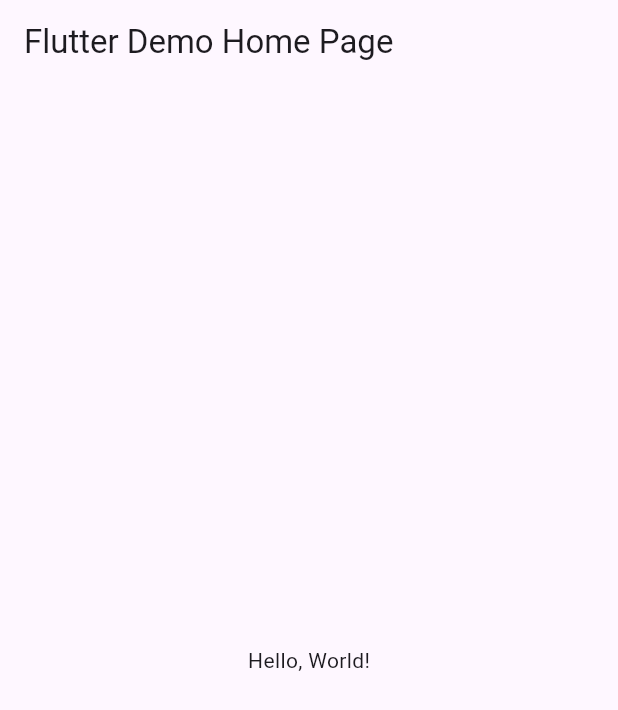
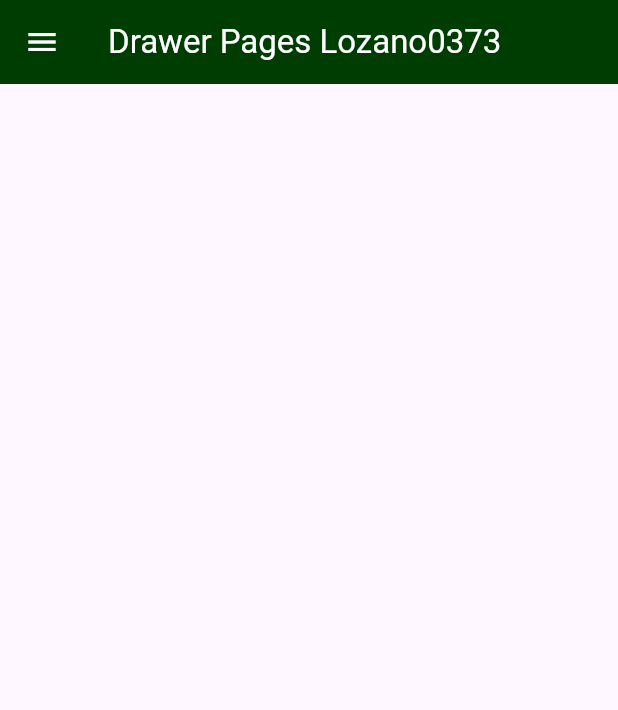
Before and after one commit to DylanLozanoAvelar/U2-A10-Formularios, a Flutter app: the screen it shows after launch, on a phone screen of 412 x 824 dp. Shown: the top 710 px of the screen. Run offline on Flutter 3.47's test engine with Material 3 defaults, Android fonts, the phone set to English and light mode, and no system bars.

```diff
--- a/lib/main.dart
+++ b/lib/main.dart
@@ -1,43 +1,151 @@
 import 'package:flutter/material.dart';
 
-void main() => runApp(MyApp());
+import 'pantalla5.dart';
+import 'pantalla4.dart';
+import 'pantalla3.dart';
+import 'pantalla2.dart';
+import 'pantalla1.dart';
+import 'my_drawer_header.dart';
+
+void main() {
+  runApp(MyApp());
+}
 
 class MyApp extends StatelessWidget {
-  const MyApp({super.key});
-  // This widget is the root of your application.
+  const MyApp({Key? key}) : super(key: key);
   @override
   Widget build(BuildContext context) {
     return MaterialApp(
-      // Application name
-      title: 'Flutter Hello World',
-      // Application theme data, you can set the colors for the application as
-      // you want
-      theme: ThemeData(
-        // useMaterial3: false,
-        primarySwatch: Colors.blue,
-      ),
-      // A widget which will be started on application startup
-      home: MyHomePage(title: 'Flutter Demo Home Page'),
+      debugShowCheckedModeBanner: false,
+      home: HomePage(),
     );
   }
 }
+//s9s9s9s  rrrrrrr
 
-class MyHomePage extends StatelessWidget {
-  final String title;
-  const MyHomePage({super.key, required this.title});
+class HomePage extends StatefulWidget {
+  const HomePage({Key? key}) : super(key: key);
+  @override
+  _HomePageState createState() => _HomePageState();
+}
+
+class _HomePageState extends State<HomePage> {
+  var currentPage = DrawerSections.dashboard;
 
   @override
   Widget build(BuildContext context) {
+    var container;
+    if (currentPage == DrawerSections.dashboard) {
+      container = Pantalla1();
+    } else if (currentPage == DrawerSections.contacts) {
+      container = Pantalla2();
+    } else if (currentPage == DrawerSections.events) {
+      container = Pantalla3();
+    } else if (currentPage == DrawerSections.notes) {
+      container = Pantalla4();
+    } else if (currentPage == DrawerSections.settings) {
+      container = Pantalla5();
+    }
     return Scaffold(
       appBar: AppBar(
-        // The title text which will be shown on the action bar
-        title: Text(title),
+        backgroundColor: Color(0xff003d02),
+        title: Text("Drawer Pages Lozano0373",
+            style: TextStyle(color: Colors.white)),
+        iconTheme: IconThemeData(color: Color(0xffffffff)),
       ),
-      body: Center(
-        child: Text(
-          'Hello, World!',
+      body: container,
+      drawer: Drawer(
+        child: SingleChildScrollView(
+          child: Container(
+            child: Column(
+              children: [
+                MyHeaderDrawer(),
+                MyDrawerList(),
+              ],
+            ),
+          ),
+        ),
+      ),
+    );
+  }
+
+  Widget MyDrawerList() {
+    return Container(
+      padding: EdgeInsets.only(
+        top: 15,
+      ),
+      child: Column(
+        // shows the list of menu drawer
+        children: [
+          menuItem(1, "Aterrizaje", Icons.place_outlined,
+              currentPage == DrawerSections.dashboard ? true : false),
+          menuItem(2, "Contactos", Icons.people_alt_outlined,
+              currentPage == DrawerSections.contacts ? true : false),
+          menuItem(3, "Redondeado", Icons.adjust_rounded,
+              currentPage == DrawerSections.events ? true : false),
+          menuItem(4, "Notas", Icons.notes,
+              currentPage == DrawerSections.notes ? true : false),
+          Divider(),
+          menuItem(5, "Contenedor Curvo", Icons.rectangle_rounded,
+              currentPage == DrawerSections.settings ? true : false),
+        ],
+      ),
+    );
+  }
+
+  Widget menuItem(int id, String title, IconData icon, bool selected) {
+    return Material(
+      color: selected ? Colors.grey[300] : Colors.transparent,
+      child: InkWell(
+        onTap: () {
+          Navigator.pop(context);
+          setState(() {
+            if (id == 1) {
+              currentPage = DrawerSections.dashboard;
+            } else if (id == 2) {
+              currentPage = DrawerSections.contacts;
+            } else if (id == 3) {
+              currentPage = DrawerSections.events;
+            } else if (id == 4) {
+              currentPage = DrawerSections.notes;
+            } else if (id == 5) {
+              currentPage = DrawerSections.settings;
+            }
+          });
+        },
+        child: Padding(
+          padding: EdgeInsets.all(15.0),
+          child: Row(
+            children: [
+              Expanded(
+                child: Icon(
+                  icon,
+                  size: 20,
+                  color: Colors.black,
+                ),
+              ),
+              Expanded(
+                flex: 3,
+                child: Text(
+                  title,
+                  style: TextStyle(
+                    color: Colors.black,
+                    fontSize: 16,
+                  ),
+                ),
+              ),
+            ],
+          ),
         ),
       ),
     );
   }
 }
+
+enum DrawerSections {
+  dashboard,
+  contacts,
+  events,
+  notes,
+  settings,
+}
--- /dev/null
+++ b/lib/pantalla1.dart
@@ -0,0 +1,8 @@
+import 'package:flutter/material.dart';
+
+class Pantalla1 extends StatelessWidget {
+  @override
+  Widget build(BuildContext context) {
+    return Scaffold();
+  }
+}
--- a/pubspec.yaml
+++ b/pubspec.yaml
@@ -17,9 +17,8 @@ dev_dependencies:
 
 flutter:
   uses-material-design: true
-  # assets:
-  #  - images/a_dot_burr.jpeg
-  #  - images/a_dot_ham.jpeg
+  assets:
+    - assets/images/profile1.png
   # fonts:
   #   - family: Schyler
   #     fonts:
```
Also changed, not shown: lib/my_drawer_header.dart (added, +44 -0 lines), lib/pantalla2.dart (added, +13 -0 lines), lib/pantalla3.dart (added, +13 -0 lines), lib/pantalla4.dart (added, +13 -0 lines), lib/pantalla5.dart (added, +13 -0 lines), assets/images/profile1.png (added).
